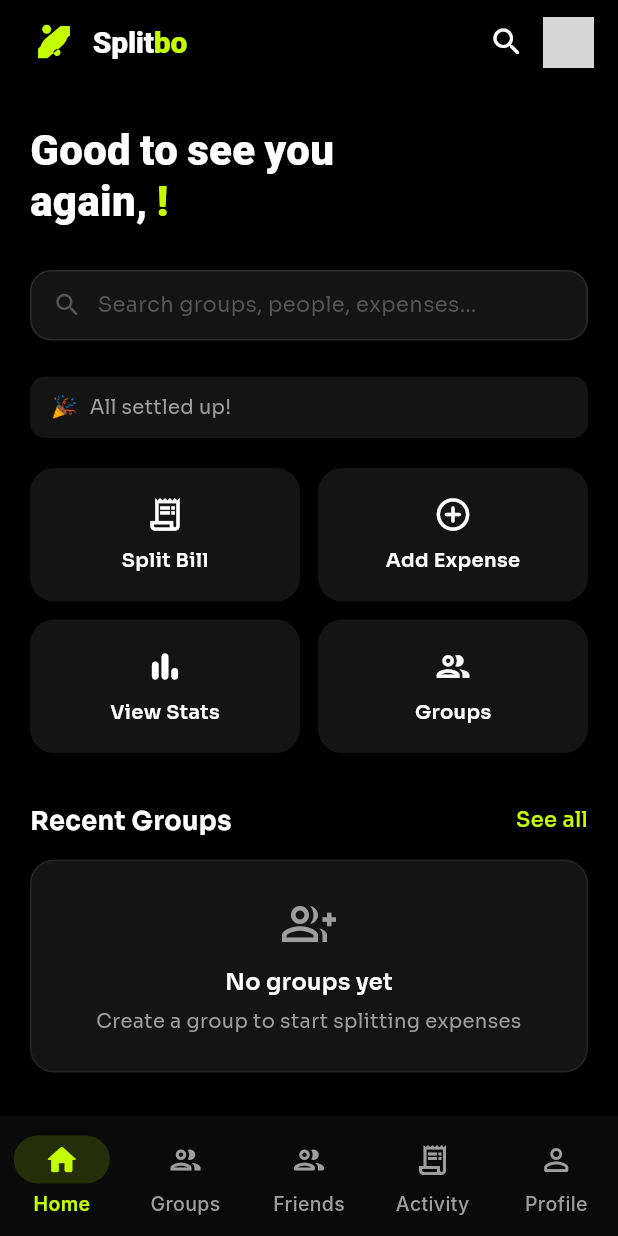
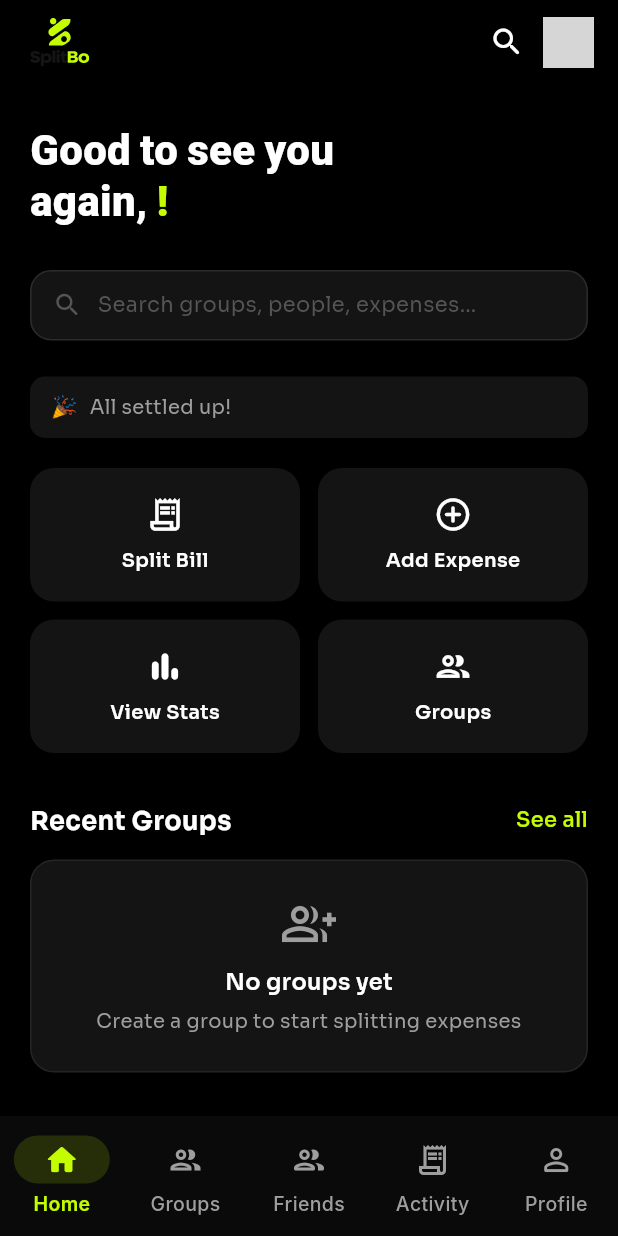
Before and after one commit to VikasNVCchauhan/splitbo, a Flutter app: the screen it shows once a user with an empty profile is signed in, on a phone screen of 412 x 824 dp. Run offline on Flutter 3.47's test engine with Material 3 defaults, Android fonts, the phone set to English and light mode, and no system bars; our stand-ins replace cloud_firestore, cloud_functions, equatable, file_picker, firebase_auth, firebase_core and 10 more; missing offline and left inert: dart:html; accounts and stored records are empty; network calls fail; grey boxes are pictures that could not be loaded.

Commit message:
feat: SVG logos + login page redesign matching brand reference
- SplitboLogoMark → uses new detailed icon SVG
- SplitboWordmark → new widget: full logo SVG, text auto-adapts
  to dark (#141414→white) / light mode via ColorMapper
- Sign-in screen: vertical cascade card layout, plain Sign In
  text button (no border), two-line amounts, maxLines:1 on titles
- Home + Groups AppBar → both use SplitboWordmark

Co-Authored-By: Claude Code <noreply@anthropic.com>

```diff
--- a/packages/design_system/lib/src/components/splitbo_logo.dart
+++ b/packages/design_system/lib/src/components/splitbo_logo.dart
@@ -1,29 +1,59 @@
 import 'package:flutter/material.dart';
 import 'package:flutter_svg/flutter_svg.dart';
 
-/// Renders the Splitbo logo mark from the canonical SVG asset.
-/// Use [size] to control width/height (square). Color defaults to brand green.
+const _green = Color(0xFFC3FD00);
+const _charcoal = Color(0xFF141414);
+
+/// The Splitbo icon mark only (S-shaped diagonal bar + circles).
+/// Pass [color] to override the default brand green.
 class SplitboLogoMark extends StatelessWidget {
-  const SplitboLogoMark({
-    super.key,
-    this.size = 32,
-    this.color,
-  });
+  const SplitboLogoMark({super.key, this.size = 32, this.color});
 
   final double size;
   final Color? color;
 
-  static const _assetPath =
-      'packages/design_system/assets/images/logo_mark.svg';
+  @override
+  Widget build(BuildContext context) {
+    return SvgPicture.asset(
+      'packages/design_system/assets/images/logo_icon.svg',
+      width: size,
+      height: size,
+      colorFilter: ColorFilter.mode(color ?? _green, BlendMode.srcIn),
+    );
+  }
+}
+
+/// Full "SplitBo" wordmark (icon + letter-forms).
+/// Text letters are charcoal in light mode, white in dark mode.
+/// The icon and "Bo" circle stay brand green regardless.
+class SplitboWordmark extends StatelessWidget {
+  const SplitboWordmark({super.key, this.height = 32});
+
+  final double height;
 
   @override
   Widget build(BuildContext context) {
-    final c = color ?? const Color(0xFFC3FD00);
+    final isDark = Theme.of(context).brightness == Brightness.dark;
     return SvgPicture.asset(
-      _assetPath,
-      width: size,
-      height: size,
-      colorFilter: ColorFilter.mode(c, BlendMode.srcIn),
+      'packages/design_system/assets/images/logo_wordmark.svg',
+      height: height,
+      colorMapper: _WordmarkColorMapper(isDark: isDark),
     );
   }
 }
+
+class _WordmarkColorMapper implements ColorMapper {
+  const _WordmarkColorMapper({required this.isDark});
+  final bool isDark;
+
+  @override
+  Color substitute(
+    String? id,
+    String elementName,
+    String attributeName,
+    Color color,
+  ) {
+    if (isDark && color == _charcoal) return Colors.white;
+    return color;
+  }
+}
--- a/packages/features/balances/lib/src/home_screen.dart
+++ b/packages/features/balances/lib/src/home_screen.dart
@@ -273,29 +273,7 @@ class _HomeAppBar extends StatelessWidget implements PreferredSizeWidget {
       automaticallyImplyLeading: false,
       centerTitle: false,
       titleSpacing: 20,
-      title: Row(
-        mainAxisSize: MainAxisSize.min,
-        children: [
-          const SplitboLogoMark(size: 32),
-          const SizedBox(width: 10),
-          const Text.rich(
-            TextSpan(children: [
-              TextSpan(
-                  text: 'Split',
-                  style: TextStyle(
-                      color: Colors.white,
-                      fontSize: 20,
-                      fontWeight: FontWeight.w800)),
-              TextSpan(
-                  text: 'bo',
-                  style: TextStyle(
-                      color: _green,
-                      fontSize: 20,
-                      fontWeight: FontWeight.w800)),
-            ]),
-          ),
-        ],
-      ),
+      title: const SplitboWordmark(height: 32),
       actions: [
         // Search
         IconButton(
```
Also changed, not shown: docs/assets/AssetManifest.bin.json (+1 -1 lines), packages/features/auth/lib/src/sign_in_screen.dart (+95 -118 lines), packages/features/groups/lib/src/groups_screen.dart (+1 -32 lines), docs/assets/packages/design_system/assets/images/logo_icon.svg (added), docs/assets/packages/design_system/assets/images/logo_wordmark.svg (added), docs/brand/marketing-assets/Logo/slpitbo logo.svg (added), docs/brand/marketing-assets/Logo/splitbo logo with text_light mode.svg (added), packages/design_system/assets/images/logo_icon.svg (added), packages/design_system/assets/images/logo_wordmark.svg (added), 3 other files.
